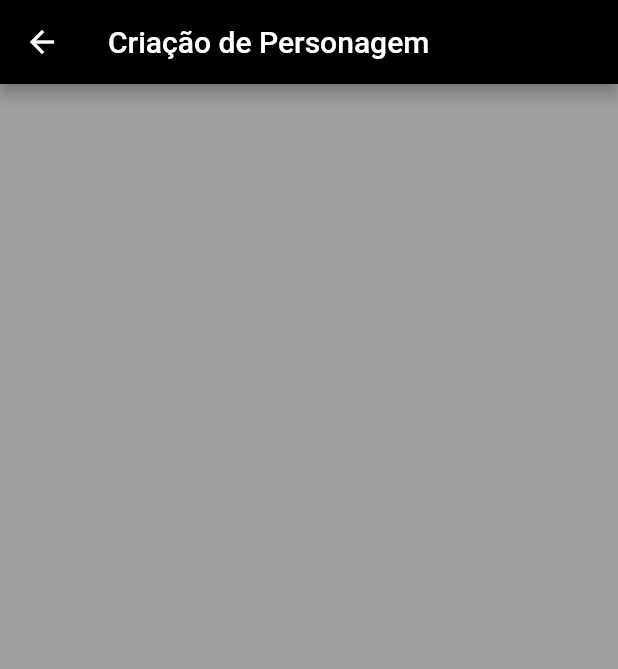
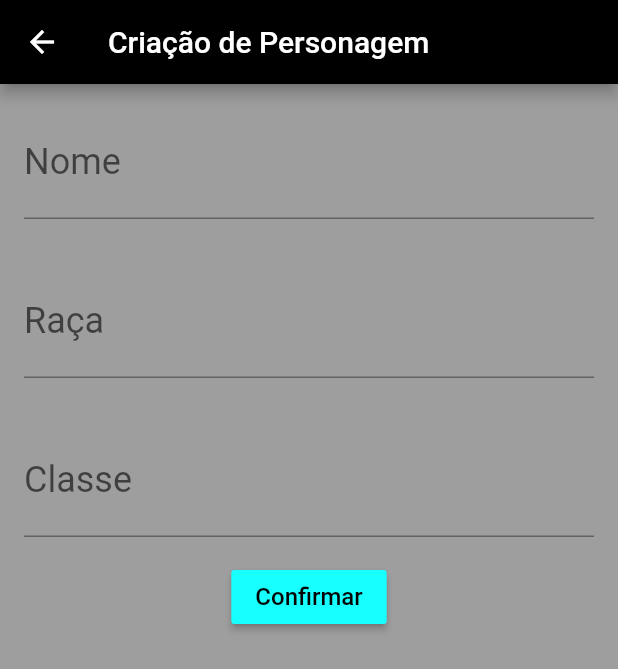
Before and after one commit to bezerrabruno/estudo_provider, a Flutter app: the screen it shows after launch, after a tap on the "person add alt 1" icon, on a phone screen of 412 x 824 dp. Shown: the top 669 px of the screen. Run offline on Flutter 3.47's test engine with Material 2 defaults, Android fonts, the phone set to English and light mode, and no system bars; our stand-ins replace sqflite; accounts and stored records are empty.

Commit message:
Atualização
Implementações:
    Database: app_database, PlayerDao.
Correções: []
Otimizações:
    Componentes: Editor.

```diff
--- a/estudo_provider/lib/components/card_home.dart
+++ b/estudo_provider/lib/components/card_home.dart
@@ -10,7 +10,7 @@ class CardPerfil extends StatelessWidget {
       child: Row(children: [
         SizedBox(
           width: 250,
-          height: 200,
+          height: 230,
           child: Card(
             child: Padding(
               padding: EdgeInsets.all(8.0),
@@ -36,6 +36,7 @@ class CardPerfil extends StatelessWidget {
         children: [
           Text('Nome: ${user.nome}', style: TextStyle(fontSize: 25)),
           Text('Raça: ${user.raca}', style: TextStyle(fontSize: 25)),
+          Text('Classe: ${user.cls}', style: TextStyle(fontSize: 25)),
           Text('Nivel: ${user.nivel}', style: TextStyle(fontSize: 25)),
           Text('Vida: ${user.vida}', style: TextStyle(fontSize: 25)),
           Text('Attk: ${user.attk}', style: TextStyle(fontSize: 25)),
--- /dev/null
+++ b/estudo_provider/lib/components/editor.dart
@@ -0,0 +1,27 @@
+import 'package:flutter/material.dart';
+
+class Editor extends StatelessWidget {
+  final String titulo;
+  final String dica;
+  final TextEditingController controlador;
+
+  Editor(
+    this.titulo,
+    this.dica,
+    this.controlador,
+  );
+
+  Widget build(BuildContext context) {
+    return Padding(
+      padding: const EdgeInsets.all(16.0),
+      child: TextField(
+        controller: controlador,
+        style: TextStyle(fontSize: 24.0),
+        decoration: InputDecoration(
+          labelText: titulo,
+          hintText: dica,
+        ),
+      ),
+    );
+  }
+}
--- a/estudo_provider/lib/models/player.dart
+++ b/estudo_provider/lib/models/player.dart
@@ -3,15 +3,39 @@ import 'package:flutter/material.dart';
 class Player extends ChangeNotifier {
   String nome = 'Null';
   String raca = 'Null';
+  String cls = 'Null';
 
   int nivel = 0;
   int attk = 0;
   int def = 0;
-  int vida = 10;
+  int vida = 0;
 
-  void addUsuario(String nome, String raca, int idade) {
-    this.nome = nome;
-    this.raca = raca;
+  void add_player(String nome, String raca, String cls) {
+    if (this.nome == 'Null') {
+      this.nome = nome;
+      this.raca = raca;
+      this.cls = cls;
+
+      if (raca == 'Humano') {
+        this.nivel += 0;
+        this.attk += 5;
+        this.def += 5;
+        this.vida += 10;
+      }
+    }
+
+    notifyListeners();
+  }
+
+  void carrega_player(Player player) {
+    this.nome = player.nome;
+    this.raca = player.raca;
+    this.cls = player.cls;
+
+    this.nivel = player.nivel;
+    this.attk = player.attk;
+    this.def = player.def;
+    this.vida = player.vida;
 
     notifyListeners();
   }
--- a/estudo_provider/lib/screens/criacao_de_personagem.dart
+++ b/estudo_provider/lib/screens/criacao_de_personagem.dart
@@ -1,18 +1,52 @@
 import 'package:flutter/material.dart';
+import 'package:provider/provider.dart';
+
+import 'package:provider_app/components/editor.dart';
+import 'package:provider_app/models/player.dart';
 
 class CriaPersonagemPage extends StatelessWidget {
+  TextEditingController _controlador_nome = TextEditingController();
+  TextEditingController _controlador_raca = TextEditingController();
+  TextEditingController _controlador_cls = TextEditingController();
+
   Widget build(BuildContext context) {
-    return _tela();
+    return _tela(context);
   }
 
-  Widget _tela() {
+  Widget _tela(BuildContext context) {
     return Scaffold(
       appBar: AppBar(
         title: Text('Criação de Personagem'),
       ),
       body: ListView(
-        children: [],
+        children: [
+          Editor('Nome', 'Abu', _controlador_nome),
+          Editor('Raça', 'Humano', _controlador_raca),
+          Editor('Classe', 'Paladino', _controlador_cls),
+          Align(
+            child: RaisedButton(
+              onPressed: () => _confirmar(context),
+              child: Text(
+                'Confirmar',
+                style: TextStyle(
+                  color: Colors.black,
+                  fontSize: 16,
+                ),
+              ),
+            ),
+          )
+        ],
       ),
     );
   }
+
+  void _confirmar(BuildContext context) {
+    String _nome = _controlador_nome.text;
+    String _raca = _controlador_raca.text;
+    String _cls = _controlador_cls.text;
+
+    Provider.of<Player>(context, listen: false).add_player(_nome, _raca, _cls);
+
+    Navigator.pop(context);
+  }
 }
--- a/estudo_provider/lib/screens/home.dart
+++ b/estudo_provider/lib/screens/home.dart
@@ -2,6 +2,8 @@ import 'package:flutter/material.dart';
 import 'package:provider/provider.dart';
 
 import 'package:provider_app/components/card_home.dart';
+import 'package:provider_app/database/dao/dao_player.dart';
+import 'package:provider_app/models/player.dart';
 
 const _titulo_appBar = 'Home';
 const _titulo_botao_1 = 'Aventura';
@@ -25,13 +27,30 @@ class HomePage extends StatelessWidget {
   }
 
   Widget _appBar(BuildContext context) {
+    PlayerDao _dao = PlayerDao();
     return AppBar(
       title: Text(_titulo_appBar),
       actions: [
         IconButton(
           icon: Icon(Icons.person_add_alt_1_outlined),
           onPressed: () => Navigator.pushNamed(context, '/cria_perfil'),
-        )
+        ),
+        IconButton(
+            icon: Icon(Icons.cloud_upload_outlined),
+            onPressed: () {
+              Player player = Player();
+              _dao.findTest().then((value) {
+                player = value.first;
+                Provider.of<Player>(context, listen: false)
+                    .carrega_player(player);
+              });
+            }),
+        Consumer<Player>(builder: (context, player, _) {
+          return IconButton(
+            icon: Icon(Icons.save_alt_outlined),
+            onPressed: () => _dao.save(player),
+          );
+        }),
       ],
     );
   }
--- a/estudo_provider/pubspec.yaml
+++ b/estudo_provider/pubspec.yaml
@@ -1,5 +1,5 @@
 name: provider_app
-description: A new Flutter project.
+description: Flutter project.
 
 # The following line prevents the package from being accidentally published to
 # pub.dev using `pub publish`. This is preferred for private packages.
@@ -23,6 +23,9 @@ environment:
 dependencies:
   flutter:
     sdk: flutter
+  sqflite:
+  path:
+  path_provider:
 
 
   # The following adds the Cupertino Icons font to your application.
```
Also changed, not shown: estudo_provider/lib/database/app_database.dart (added, +16 -0 lines), estudo_provider/lib/database/dao/dao_player.dart (added, +68 -0 lines), estudo_provider/lib/screens/perfil.dart (deleted, +0 -12 lines), estudo_provider/lib/screens/aventuras/caverna.dart (added), estudo_provider/lib/screens/aventuras/floresta.dart (added), estudo_provider/pubspec.lock.
